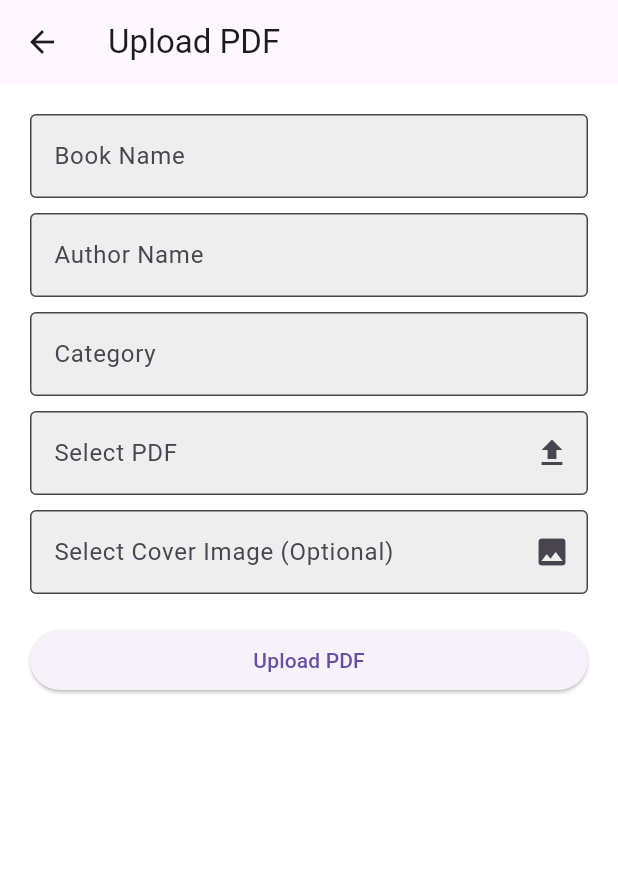
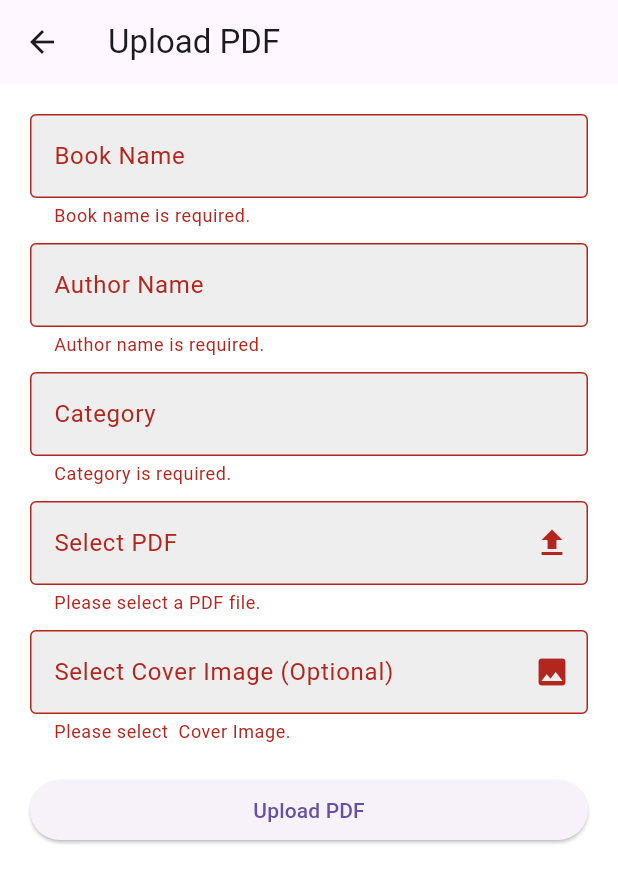
Before and after one commit to hamzabhiinder/book_charm, a Flutter app: the UploadPage screen opened directly, after a tap on "Upload PDF", on a phone screen of 412 x 824 dp. Shown: the top 883 px of the screen. Run offline on Flutter 3.47's test engine with Material 3 defaults, Android fonts, the phone set to English and light mode, and no system bars; our stand-ins replace cached_network_image, cloud_firestore, connectivity_plus, device_info_plus, file_picker, firebase_auth and 10 more; missing offline and left inert: dart:html, flutter_facebook_auth, syncfusion_flutter_core, syncfusion_flutter_pdf, syncfusion_flutter_signaturepad, syncfusion_pdfviewer_platform_interface and 1 more; accounts and stored records are empty; network calls fail.

Commit message:
upload or solve error

```diff
--- a/lib/screens/authentication/services/authentication_service.dart
+++ b/lib/screens/authentication/services/authentication_service.dart
@@ -183,8 +183,9 @@ class AuthServices {
     try {
       // await AuthService.firebase().logIn(email: email, password: password);
       sp.setSignInLoader(true);
-
+      final result =
           await sp.signInWithEmailAndPassword(context, email, password);
+      if (result) {
         final userExists = await sp.checkUserExists();
         sp.setSignInLoader(false);
 
@@ -199,6 +200,8 @@ class AuthServices {
           nextScreenReplace(context, BottomNaigationScreen());
           log("USER EXIST");
         }
+      }
+      sp.setSignInLoader(false);
     } catch (e) {
       sp.setSignInLoader(false);
 
--- a/lib/screens/home/widgets/upload_book.dart
+++ b/lib/screens/home/widgets/upload_book.dart
@@ -176,16 +176,25 @@ class UploadProvider extends ChangeNotifier {
   File? coverImageFile;
   bool isUploading = false;
   bool pdfSelected = false;
-
-  Future<void> uploadPDF() async {
-    if (pdfFile == null) {
-      throw 'PDF file not selected';
+// Function to upload PDF and cover image to Firebase Storage and update Firestore
+  Future<void> uploadPDF(BuildContext context) async {
+    // Check for necessary inputs
+    if (pdfFile == null ||
+        nameController.text.isEmpty ||
+        authorController.text.isEmpty ||
+        categoryController.text.isEmpty) {
+      ScaffoldMessenger.of(context).showSnackBar(
+        SnackBar(content: Text('All fields and a PDF file are required.')),
+      );
+      return;
     }
 
+    // Start the upload process
     isUploading = true;
     notifyListeners();
 
     try {
+      // Upload PDF to Firebase Storage
       Reference pdfStorageReference = FirebaseStorage.instance
           .ref()
           .child('pdfs/${DateTime.now().millisecondsSinceEpoch}.pdf');
@@ -193,9 +202,10 @@ class UploadProvider extends ChangeNotifier {
       TaskSnapshot pdfTaskSnapshot =
           await pdfUploadTask.whenComplete(() => null);
 
+      // Get the PDF file URL
       String pdfUrl = await pdfStorageReference.getDownloadURL();
 
-      // Uploading cover image
+      // Optional: Upload cover image to Firebase Storage
       String? coverUrl;
       if (coverImageFile != null) {
         Reference coverStorageReference = FirebaseStorage.instance
@@ -206,18 +216,19 @@ class UploadProvider extends ChangeNotifier {
         TaskSnapshot coverTaskSnapshot =
             await coverUploadTask.whenComplete(() => null);
 
+        // Get the cover image file URL
         coverUrl = await coverStorageReference.getDownloadURL();
       }
 
-      // Determine language key based on some condition
-      String languageKey = 'fr'; // Example: If English, set it to 'en'
+      // Determine language key based on your criteria (adjust as needed)
+      String languageKey = 'en'; // Change to your actual language key logic
 
-      // Store data in Firestore
+      // Add book data to Firestore
       await FirebaseFirestore.instance
           .collection('books')
           .doc('upload_book')
-          .update({
-        '$languageKey': FieldValue.arrayUnion([
+          .set({
+        languageKey: FieldValue.arrayUnion([
           {
             'Name': nameController.text,
             'Author': authorController.text,
@@ -225,26 +236,103 @@ class UploadProvider extends ChangeNotifier {
             'PdfUrl': pdfUrl,
             'CoverUrl': coverUrl ?? '',
             'isPublished': false,
-          }
+          },
         ]),
-      });
+      }, SetOptions(merge: true)); // Use merge option to retain existing data
 
+      // Reset controllers and file selections after successful upload
       nameController.clear();
       authorController.clear();
       categoryController.clear();
-
       pdfFile = null;
       coverImageFile = null;
+      pdfSelected = false;
       isUploading = false;
-      pdfSelected = false;
       notifyListeners();
+
+      // Show success message
+      ScaffoldMessenger.of(context).showSnackBar(
+        SnackBar(content: Text('PDF and cover image uploaded successfully.')),
+      );
     } catch (e) {
+      // Handle errors during upload process
       isUploading = false;
-      pdfSelected = true;
       notifyListeners();
-      throw 'Failed to upload PDF: $e';
+
+      // Show error message
+      ScaffoldMessenger.of(context).showSnackBar(
+        SnackBar(content: Text('Failed to upload PDF: $e')),
+      );
     }
   }
+
+  // Future<void> uploadPDF() async {
+  //   if (pdfFile == null) {
+  //     throw 'PDF file not selected';
+  //   }
+
+  //   isUploading = true;
+  //   notifyListeners();
+
+  //   try {
+  //     Reference pdfStorageReference = FirebaseStorage.instance
+  //         .ref()
+  //         .child('pdfs/${DateTime.now().millisecondsSinceEpoch}.pdf');
+  //     UploadTask pdfUploadTask = pdfStorageReference.putFile(pdfFile!);
+  //     TaskSnapshot pdfTaskSnapshot =
+  //         await pdfUploadTask.whenComplete(() => null);
+
+  //     String pdfUrl = await pdfStorageReference.getDownloadURL();
+
+  //     // Uploading cover image
+  //     String? coverUrl;
+  //     if (coverImageFile != null) {
+  //       Reference coverStorageReference = FirebaseStorage.instance
+  //           .ref()
+  //           .child('covers/${DateTime.now().millisecondsSinceEpoch}.jpg');
+  //       UploadTask coverUploadTask =
+  //           coverStorageReference.putFile(coverImageFile!);
+  //       TaskSnapshot coverTaskSnapshot =
+  //           await coverUploadTask.whenComplete(() => null);
+
+  //       coverUrl = await coverStorageReference.getDownloadURL();
+  //     }
+
+  //     // Determine language key based on some condition
+  //     String languageKey = 'fr'; // Example: If English, set it to 'en'
+
+  //     // Store data in Firestore
+  //     await FirebaseFirestore.instance
+  //         .collection('books')
+  //         .doc('upload_book')
+  //         .set({
+  //       languageKey: FieldValue.arrayUnion([
+  //         {
+  //           'Name': nameController.text,
+  //           'Author': authorController.text,
+  //           'Category': categoryController.text,
+  //           'PdfUrl': pdfUrl,
+  //           'CoverUrl': coverUrl ?? '',
+  //           'isPublished': false,
+  //         },
+  //       ]),
+  //     }, SetOptions(merge: true));
+  //     nameController.clear();
+  //     authorController.clear();
+  //     categoryController.clear();
+
+  //     pdfFile = null;
+  //     coverImageFile = null;
+  //     isUploading = false;
+  //     pdfSelected = false;
+  //     notifyListeners();
+  //   } catch (e) {
+  //     isUploading = false;
+  //     pdfSelected = true;
+  //     notifyListeners();
+  //     throw 'Failed to upload PDF: $e';
+  //   }
+  // }
 
   Future<void> pickPDF() async {
     FilePickerResult? result = await FilePicker.platform.pickFiles(
@@ -275,6 +363,9 @@ class UploadProvider extends ChangeNotifier {
 }
 
 class UploadPage extends StatelessWidget {
+  // Create a form key to manage the form
+  final _formKey = GlobalKey<FormState>();
+
   @override
   Widget build(BuildContext context) {
     return Scaffold(
@@ -286,9 +377,12 @@ class UploadPage extends StatelessWidget {
           padding: EdgeInsets.all(20.0),
           child: Consumer<UploadProvider>(
             builder: (context, provider, _) {
-              return Column(
+              return Form(
+                key: _formKey, // Assign the form key
+                child: Column(
                   crossAxisAlignment: CrossAxisAlignment.stretch,
                   children: [
+                    // Book Name TextField
                     TextFormField(
                       controller: provider.nameController,
                       decoration: InputDecoration(
@@ -299,8 +393,16 @@ class UploadPage extends StatelessWidget {
                         hintText: 'Enter book name',
                         hintStyle: TextStyle(color: Colors.grey),
                       ),
+                      validator: (value) {
+                        if (value == null || value.isEmpty) {
+                          return 'Book name is required.';
+                        }
+                        return null;
+                      },
                     ),
                     SizedBox(height: 10.0),
+
+                    // Author Name TextField
                     TextFormField(
                       controller: provider.authorController,
                       decoration: InputDecoration(
@@ -311,8 +413,16 @@ class UploadPage extends StatelessWidget {
                         hintText: 'Enter author name',
                         hintStyle: TextStyle(color: Colors.grey),
                       ),
+                      validator: (value) {
+                        if (value == null || value.isEmpty) {
+                          return 'Author name is required.';
+                        }
+                        return null;
+                      },
                     ),
                     SizedBox(height: 10.0),
+
+                    // Category TextField
                     TextFormField(
                       controller: provider.categoryController,
                       decoration: InputDecoration(
@@ -323,21 +433,19 @@ class UploadPage extends StatelessWidget {
                         hintText: 'Enter category',
                         hintStyle: TextStyle(color: Colors.grey),
                       ),
+                      validator: (value) {
+                        if (value == null || value.isEmpty) {
+                          return 'Category is required.';
+                        }
+                        return null;
+                      },
                     ),
                     SizedBox(height: 10.0),
-                  // ElevatedButton(
-                  //   onPressed: provider.pickPDF,
-                  //   child: Text('Select PDF'),
-                  // ),
-                  // SizedBox(height: 10.0),
-                  // if (provider.pdfSelected)
-                  //   Text('PDF selected: ${provider.pdfFile!.path}'),
-                  // SizedBox(height: 20.0),
+
+                    // PDF Selection
                     TextFormField(
                       controller: TextEditingController(
-                        text: provider.pdfSelected
-                            ? provider.pdfFile!.path.split('/').last
-                            : ""),
+                          text: provider.pdfFile?.path.split('/').last ?? ''),
                       readOnly: true, // Make the text field read-only
                       decoration: InputDecoration(
                         labelText: 'Select PDF',
@@ -350,14 +458,22 @@ class UploadPage extends StatelessWidget {
                               provider.pickPDF, // Method to open file picker
                         ),
                       ),
+                      validator: (value) {
+                        if (value == null || value.isEmpty) {
+                          return 'Please select a PDF file.';
+                        }
+                        return null;
+                      },
                     ),
                     SizedBox(height: 10.0),
 
+                    // Cover Image Selection
                     TextFormField(
                       controller: TextEditingController(
                         text: provider.coverImageFile != null
                             ? provider.coverImageFile!.path.split('/').last
-                            : ""),
+                            : "",
+                      ),
                       readOnly: true, // Make the text field read-only
                       decoration: InputDecoration(
                         labelText: 'Select Cover Image (Optional)',
@@ -370,24 +486,31 @@ class UploadPage extends StatelessWidget {
                               .pickCoverImage, // Method to open image picker
                         ),
                       ),
+                      validator: (value) {
+                        if (value == null || value.isEmpty) {
+                          return 'Please select  Cover Image.';
+                        }
+                        return null;
+                      },
                     ),
+                    SizedBox(height: 20.0),
 
-                  // ElevatedButton(
-                  //   onPressed: provider.pickCoverImage,
-                  //   child: Text('Select Cover Image (Optional)'),
-                  // ),
-                  // SizedBox(height: 10.0),
-                  // if (provider.coverImageFile != null)
-                  //   Text(
-                  //       'Cover Image selected: ${provider.coverImageFile!.path}'),
-                  SizedBox(height: 20.0),
+                    // Upload PDF button
                     ElevatedButton(
-                    onPressed: provider.isUploading ? null : provider.uploadPDF,
+                      onPressed: provider.isUploading
+                          ? null
+                          : () {
+                              // Validate form fields before uploading
+                              if (_formKey.currentState!.validate()) {
+                                provider.uploadPDF(context);
+                              }
+                            },
                       child: provider.isUploading
                           ? CircularProgressIndicator()
                           : Text('Upload PDF'),
                     ),
                   ],
+                ),
               );
             },
           ),
```
Also changed, not shown: lib/providers/signin_provider.dart (+19 -11 lines), lib/screens/authentication/view/signup_screen.dart (+10 -10 lines), lib/screens/dashboard/view/dashboard_screen.dart (+8 -2 lines), 1 other file. Lines whose indentation alone changed are shown as unchanged.
